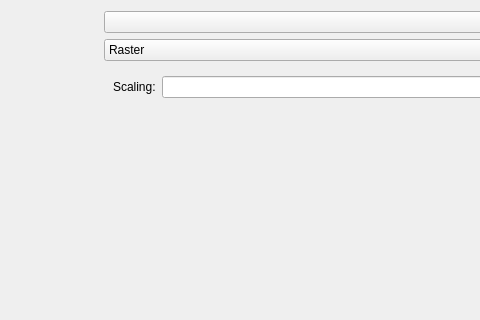
The window that src/mainwindow/exportdialog.ui (pasbi/ommpfritt) describes before a commit, drawn with Qt 5; both pictures show x 443 to 923 and y 0 to 320 of the 1088 by 798 pixel window.
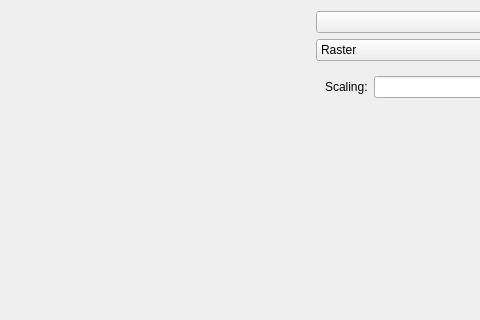
The same window after the commit. Custom widgets are drawn as their Qt base class.

Commit message: fixed `ExportDialog`-layout

Patch:
```diff
--- a/src/mainwindow/exportdialog.ui
+++ b/src/mainwindow/exportdialog.ui
@@ -13,7 +13,7 @@
   <property name="windowTitle">
    <string>Export</string>
   </property>
-  <layout class="QHBoxLayout" name="horizontalLayout" stretch="1,1">
+  <layout class="QHBoxLayout" name="horizontalLayout" stretch="1,0">
    <item>
     <widget class="QLabel" name="lb_preview">
      <property name="sizePolicy">
```
